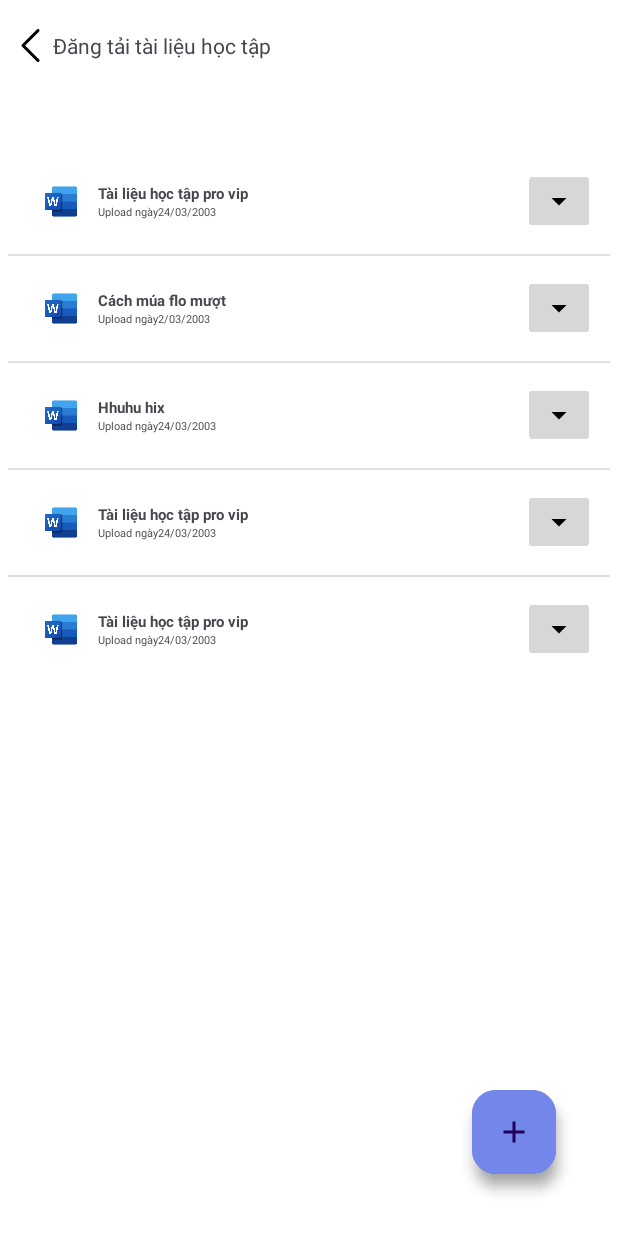
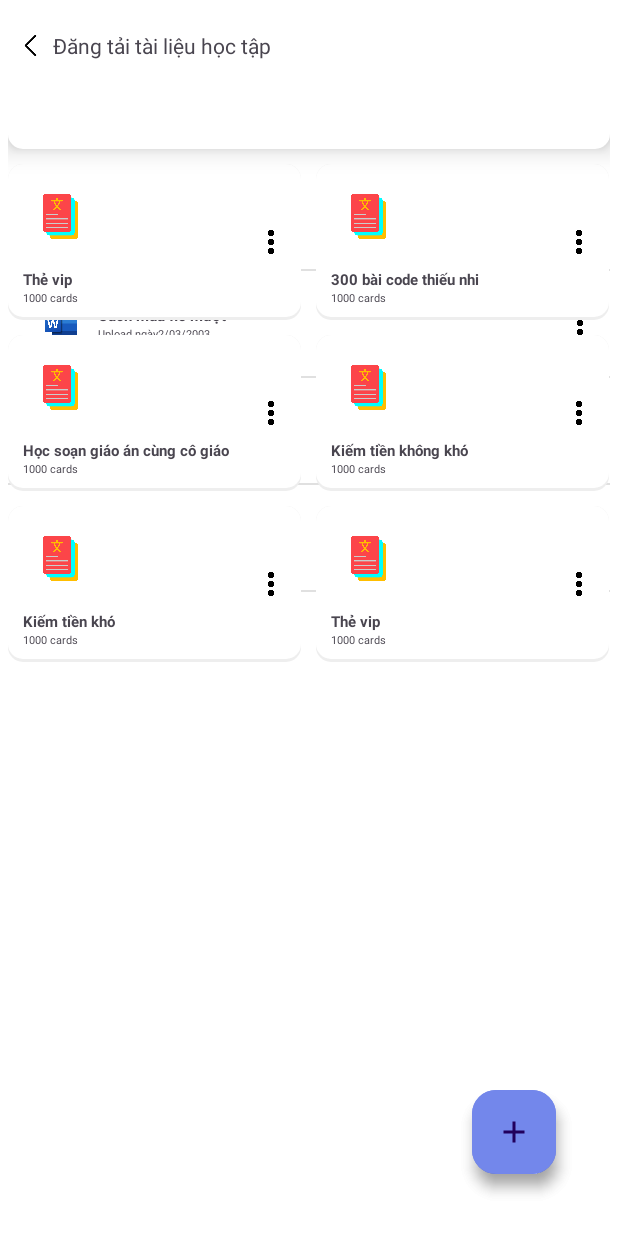
Before and after one commit to ThienGB/AppMobileEduSuport, an Android app: the DangTaiTaiLieuActivity screen opened directly, with no data from a screen before it, after a tap on "Toán học", on a phone screen of 412 x 824 dp. Shown: the top 1233 px of the screen. Run offline under Robolectric (Android 15) with nearby library versions, the phone set to English and light mode, and no system bars.

Commit message:
Them giao diện tab2 flashcard

```diff
--- a/EduSuport/app/src/main/java/com/example/edusuport/activity/DangTaiTaiLieuActivity.java
+++ b/EduSuport/app/src/main/java/com/example/edusuport/activity/DangTaiTaiLieuActivity.java
@@ -30,12 +30,12 @@ public class DangTaiTaiLieuActivity extends AppCompatActivity {
 
         LayoutInflater inflater= (LayoutInflater) getSystemService(LAYOUT_INFLATER_SERVICE);
         ArrayList<MonHoc> list=new ArrayList<MonHoc>();
-        list.add(new MonHoc( 1,"Toán học"));
-        list.add(new MonHoc( 2,"Lý học"));
-        list.add(new MonHoc( 3,"Hóa học"));
-        list.add(new MonHoc( 4,"Toán học"));
-        list.add(new MonHoc( 5,"Lý học"));
-        list.add(new MonHoc( 6,"Hóa học"));
+        list.add(new MonHoc( "1","Toán học"));
+        list.add(new MonHoc( "2","Lý học"));
+        list.add(new MonHoc( "3","Hóa học"));
+        list.add(new MonHoc( "4","Toán học"));
+        list.add(new MonHoc( "5","Lý học"));
+        list.add(new MonHoc( "6","Hóa học"));
 
 
 
--- a/EduSuport/app/src/main/java/com/example/edusuport/activity/DangTaiTaiLieu_MonActivity.java
+++ b/EduSuport/app/src/main/java/com/example/edusuport/activity/DangTaiTaiLieu_MonActivity.java
@@ -17,8 +17,10 @@ import android.widget.Toast;
 
 import com.example.edusuport.R;
 import com.example.edusuport.adapter.MonHocAdapter;
+import com.example.edusuport.adapter.NhomTheAdapter;
 import com.example.edusuport.adapter.TaiLieuHocTapAdapter;
 import com.example.edusuport.model.MonHoc;
+import com.example.edusuport.model.NhomThe;
 import com.example.edusuport.model.TaiLieuHocTap;
 
 import java.util.ArrayList;
@@ -26,15 +28,17 @@ import java.util.ArrayList;
 public class DangTaiTaiLieu_MonActivity extends AppCompatActivity {
 
     ListView lvFile;
+    GridView gdCard;
     ImageButton imgBack;
     TaiLieuHocTapAdapter taiLieuHocTapAdapter;
+    NhomTheAdapter nhomTheAdapter;
     @Override
     protected void onCreate(Bundle savedInstanceState) {
         super.onCreate(savedInstanceState);
         setContentView(R.layout.activity_dang_tai_tai_lieu_mon);
         loadTabs();
-        doFormWidgets();
-
+        doFormWidgetsFile();
+        doFormWidgetsFlasCard();
         imgBack=(ImageButton) findViewById(R.id.back_TaiLieuMain);
         imgBack.setOnClickListener(new View.OnClickListener() {
             @Override
@@ -72,7 +76,7 @@ public class DangTaiTaiLieu_MonActivity extends AppCompatActivity {
             }
         });
     }
-    public void doFormWidgets()
+    public void doFormWidgetsFile()
     {
         lvFile=(ListView) findViewById(R.id.lv_fileTaiLieu);
         ArrayList<TaiLieuHocTap> list=new ArrayList<TaiLieuHocTap>();
@@ -87,4 +91,21 @@ public class DangTaiTaiLieu_MonActivity extends AppCompatActivity {
         lvFile.setAdapter(taiLieuHocTapAdapter);
 
     }
+    public void doFormWidgetsFlasCard()
+    {
+        gdCard=(GridView) findViewById(R.id.grid_flashcard);
+        ArrayList<NhomThe> list=new ArrayList<NhomThe>();
+        list.add(new NhomThe( "1","Thẻ vip","2"));
+        list.add(new NhomThe( "2","300 bài code thiếu nhi","2"));
+        list.add(new NhomThe( "3","Học soạn giáo án cùng cô giáo","2"));
+        list.add(new NhomThe( "4","Kiếm tiền không khó","2"));
+        list.add(new NhomThe( "5","Kiếm tiền khó","2"));
+        list.add(new NhomThe( "6","Thẻ vip","2"));
+
+
+
+        nhomTheAdapter = new NhomTheAdapter(DangTaiTaiLieu_MonActivity.this,R.layout.item_tab_flashcard, list );
+        gdCard.setAdapter(nhomTheAdapter);
+
+    }
 }
--- /dev/null
+++ b/EduSuport/app/src/main/java/com/example/edusuport/adapter/NhomTheAdapter.java
@@ -0,0 +1,78 @@
+package com.example.edusuport.adapter;
+
+import android.app.Activity;
+import android.app.AlertDialog;
+import android.content.Context;
+import android.content.DialogInterface;
+import android.view.LayoutInflater;
+import android.view.View;
+import android.view.ViewGroup;
+import android.widget.ArrayAdapter;
+import android.widget.ImageButton;
+import android.widget.TextView;
+import android.widget.Toast;
+
+import androidx.annotation.NonNull;
+
+import com.example.edusuport.R;
+import com.example.edusuport.model.NhomThe;
+import com.example.edusuport.model.TaiLieuHocTap;
+import com.example.edusuport.model.TheLat;
+
+import java.util.ArrayList;
+
+public class NhomTheAdapter extends ArrayAdapter {
+    Activity context;
+    private Context mContext;
+    int resource;
+    ArrayList<NhomThe> List= new ArrayList<NhomThe>();
+
+    public NhomTheAdapter(Context context, int resource, ArrayList<NhomThe> list) {
+        super(context, resource, list);
+        List = list;
+        mContext = context;
+    }
+
+    @NonNull
+    @Override
+    public View getView(int position, View convertView, ViewGroup parent) {
+        View customView= convertView;
+        LayoutInflater inflater = (LayoutInflater) getContext().getSystemService(Context.LAYOUT_INFLATER_SERVICE);
+        customView = inflater.inflate(R.layout.item_tab_flashcard, null);
+        //  ImageView imgHinh = (ImageView)  customView.findViewById(R.id.imgHinh);
+        TextView txtTen =(TextView) customView.findViewById(R.id.nameNhomThe);
+        TextView txtsoluong =(TextView) customView.findViewById(R.id.soluongThe);
+        txtTen.setText(List.get(position).getTenNhomThe());
+        txtsoluong.setText("1000 cards");
+
+
+        ImageButton btn= customView.findViewById(R.id.btn_moreOptFlashCard);
+        btn.setOnClickListener(new View.OnClickListener() {
+            @Override
+            public void onClick(View v) {
+                showPopUpDialog();
+            }
+        });
+        return customView;
+    }
+    private void showPopUpDialog() {
+        AlertDialog.Builder builder = new AlertDialog.Builder(mContext);
+        builder.setTitle("Chọn lựa");
+
+        // Thêm các lựa chọn vào danh sách
+        String[] options = {"Lựa chọn 1", "Lựa chọn 2", "Lựa chọn 3"};
+        builder.setItems(options, new DialogInterface.OnClickListener() {
+            @Override
+            public void onClick(DialogInterface dialog, int which) {
+                // Xử lý khi một lựa chọn được chọn
+                String selectedOption = options[which];
+                Toast.makeText(mContext, "Bạn đã chọn: " + selectedOption, Toast.LENGTH_SHORT).show();
+            }
+        });
+
+        // Hiển thị AlertDialog
+        builder.create().show();
+    }
+
+
+}
--- /dev/null
+++ b/EduSuport/app/src/main/java/com/example/edusuport/adapter/TheLatAdapter.java
@@ -0,0 +1,4 @@
+package com.example.edusuport.adapter;
+
+public class TheLatAdapter {
+}
--- a/EduSuport/app/src/main/java/com/example/edusuport/model/MonHoc.java
+++ b/EduSuport/app/src/main/java/com/example/edusuport/model/MonHoc.java
@@ -1,18 +1,18 @@
 package com.example.edusuport.model;
 
 public class MonHoc {
-    private int idMon;
+    private String idMon;
     private String tenMon;
-    public MonHoc(int idMon, String tenMon) {
+    public MonHoc(String idMon, String tenMon) {
         this.idMon = idMon;
         this.tenMon = tenMon;
     }
 
-    public int getIdMon() {
+    public String getIdMon() {
         return idMon;
     }
 
-    public void setIdMon(int idMon) {
+    public void setIdMon(String idMon) {
         this.idMon = idMon;
     }
 
--- /dev/null
+++ b/EduSuport/app/src/main/java/com/example/edusuport/model/NhomThe.java
@@ -0,0 +1,37 @@
+package com.example.edusuport.model;
+
+public class NhomThe {
+    private String idNhomThe;
+    private String tenNhomThe;
+    private String idMon;
+
+    public NhomThe(String idNhomThe, String tenNhomThe, String idMon) {
+        this.idNhomThe = idNhomThe;
+        this.tenNhomThe = tenNhomThe;
+        this.idMon = idMon;
+    }
+
+    public String getIdNhomThe() {
+        return idNhomThe;
+    }
+
+    public void setIdNhomThe(String idNhomThe) {
+        this.idNhomThe = idNhomThe;
+    }
+
+    public String getTenNhomThe() {
+        return tenNhomThe;
+    }
+
+    public void setTenNhomThe(String tenNhomThe) {
+        this.tenNhomThe = tenNhomThe;
+    }
+
+    public String getIdMon() {
+        return idMon;
+    }
+
+    public void setIdMon(String idMon) {
+        this.idMon = idMon;
+    }
+}
--- a/EduSuport/app/src/main/java/com/example/edusuport/model/TaiLieuHocTap.java
+++ b/EduSuport/app/src/main/java/com/example/edusuport/model/TaiLieuHocTap.java
@@ -4,13 +4,13 @@ import java.sql.Blob;
 import java.sql.Date;
 
 public class TaiLieuHocTap {
-    private int idTaiLieu;
+    private String idTaiLieu;
     private int mon;
     private String tenTaiLieu;
     private Blob noiDung;
     private String thoiGian;
 
-    public TaiLieuHocTap(int idTaiLieu, int mon, String tenTaiLieu, Blob noiDung, String thoiGian) {
+    public TaiLieuHocTap(String idTaiLieu, int mon, String tenTaiLieu, Blob noiDung, String thoiGian) {
         this.idTaiLieu = idTaiLieu;
         this.mon = mon;
         this.tenTaiLieu = tenTaiLieu;
@@ -24,11 +24,11 @@ public class TaiLieuHocTap {
     }
 
 
-    public int getIdTaiLieu() {
+    public String getIdTaiLieu() {
         return idTaiLieu;
     }
 
-    public void setIdTaiLieu(int idTaiLieu) {
+    public void setIdTaiLieu(String  idTaiLieu) {
         this.idTaiLieu = idTaiLieu;
     }
 
--- a/EduSuport/app/src/main/res/drawable/button_background.xml
+++ b/EduSuport/app/src/main/res/drawable/button_background.xml
@@ -1,5 +1,7 @@
 <shape xmlns:android="http://schemas.android.com/apk/res/android"
     android:shape="rectangle">
     <solid android:color="@color/white" />
-    <corners android:radius="7dp" />
+    <corners android:bottomRightRadius="10dp"
+        android:bottomLeftRadius="10dp" />
+
 </shape>
--- /dev/null
+++ b/EduSuport/app/src/main/res/drawable/flashcard_background.xml
@@ -0,0 +1,24 @@
+<?xml version="1.0" encoding="utf-8"?>
+<layer-list xmlns:android="http://schemas.android.com/apk/res/android">
+    <item>
+        <shape>
+            <gradient
+                android:centerColor="@color/white_low_emp"
+android:endColor="@color/white_low_emp"
+                android:startColor="@color/white_low_emp"
+                />
+            <corners android:radius="10dp" />
+        </shape>
+    </item>
+
+    <!-- main color -->
+    <item android:bottom="2dp">
+        <shape android:shape="rectangle">
+            <solid android:color="@color/white" />
+            <padding
+                android:top="4dp"
+                android:bottom="4dp" />
+            <corners android:radius="10dp" />
+        </shape>
+    </item>
+</layer-list>
--- a/EduSuport/app/src/main/res/layout/activity_dang_tai_tai_lieu_mon.xml
+++ b/EduSuport/app/src/main/res/layout/activity_dang_tai_tai_lieu_mon.xml
@@ -23,6 +23,7 @@
                 android:id="@+id/back_TaiLieuMain"
                 android:layout_width="30dp"
                 android:layout_height="30dp"
+                android:padding="5dp"
                 android:src="@drawable/back_icon"
                 android:scaleType="fitCenter"
                 android:background="@drawable/button_background"
@@ -48,11 +49,13 @@
                     android:id="@android:id/tabs"
                     android:layout_width="match_parent"
                     android:layout_height="34dp"
+                    android:elevation="10dp"
                     android:background="@drawable/button_background"></TabWidget>
 
                 <FrameLayout
                     android:id="@android:id/tabcontent"
                     android:layout_width="match_parent"
+                    android:paddingTop="10dp"
                     android:layout_height="match_parent">
 
                     <RelativeLayout
@@ -85,14 +88,14 @@
                         android:orientation="vertical">
 
                         <GridView
-                            android:id="@+id/grid_monhoc"
+                            android:id="@+id/grid_flashcard"
                             android:layout_width="wrap_content"
                             android:layout_height="wrap_content"
                             android:adjustViewBounds="true"
-                            android:horizontalSpacing="6dp"
+                            android:horizontalSpacing="10dp"
                             android:numColumns="2"
                             android:scrollbars="horizontal"
-                            android:verticalSpacing="6dp"
+                            android:verticalSpacing="10dp"
                             android:clickable="true"/>
                         <com.google.android.material.floatingactionbutton.FloatingActionButton
                             android:layout_width="wrap_content"
--- a/EduSuport/app/src/main/res/layout/icon_tailieu_gv.xml
+++ b/EduSuport/app/src/main/res/layout/icon_tailieu_gv.xml
@@ -5,7 +5,6 @@
     android:padding="5px"
     android:gravity="center"
     android:orientation="vertical"
-
 android:background="@drawable/button_background"
    >
 
--- a/EduSuport/app/src/main/res/layout/item_tab_flashcard.xml
+++ b/EduSuport/app/src/main/res/layout/item_tab_flashcard.xml
@@ -1,8 +1,45 @@
 <?xml version="1.0" encoding="utf-8"?>
-<LinearLayout xmlns:android="http://schemas.android.com/apk/res/android"
+<RelativeLayout xmlns:android="http://schemas.android.com/apk/res/android"
+    android:layout_width="match_parent"
+    android:layout_height="wrap_content"
+    android:padding="10dp"
+    android:background="@drawable/flashcard_background"
+    >
+<LinearLayout
     android:layout_width="wrap_content"
-    android:layout_height="wrap_content"
-    android:orientation="vertical">
+    android:orientation="vertical"
+    android:layout_height="wrap_content">
+    <ImageView
+        android:layout_width="50dp"
+        android:layout_height="50dp"
+        android:padding="10dp"
+        android:layout_marginBottom="10dp"
+        android:src="@drawable/flashcard"
+        />
+    <TextView
+        android:id="@+id/nameNhomThe"
+        android:layout_width="wrap_content"
+        android:layout_height="wrap_content"
+        android:textStyle="bold"
+        android:textSize="10dp"
+        android:text="FlashCard Vip"
+        />
+    <TextView
+        android:id="@+id/soluongThe"
+        android:layout_width="wrap_content"
+        android:layout_height="wrap_content"
+        android:textSize="7dp"
+        android:text="23 cards"/>
+</LinearLayout>
 
+    <ImageButton
+        android:id="@+id/btn_moreOptFlashCard"
+        android:layout_width="20dp"
+        android:layout_height="20dp"
+        android:layout_alignParentRight="true"
+        android:layout_centerInParent="true"
+        android:background="@drawable/button_background"
+        android:scaleType="fitCenter"
+        android:src="@drawable/more3dot" />
 
-</LinearLayout>
+</RelativeLayout>
--- a/EduSuport/app/src/main/res/layout/item_tab_listtailieu.xml
+++ b/EduSuport/app/src/main/res/layout/item_tab_listtailieu.xml
@@ -41,9 +41,11 @@
 
     <ImageButton
         android:id="@+id/btn_moreOptTaiLieuFile"
-        android:layout_width="wrap_content"
-        android:layout_height="wrap_content"
+        android:layout_width="20dp"
+        android:layout_height="20dp"
+        android:scaleType="fitCenter"
+        android:background="@drawable/button_background"
         android:layout_alignParentRight="true"
         android:layout_centerInParent="true"
-        android:src="@drawable/baseline_arrow_drop_down_24" />
+        android:src="@drawable/more3dot" />
 </RelativeLayout>
```
Also changed, not shown: EduSuport/app/src/main/java/com/example/edusuport/activity/MainActivity.java (+6 -6 lines), EduSuport/app/src/main/java/com/example/edusuport/model/TheLat.java (added, +53 -0 lines), EduSuport/app/src/main/res/layout/activity_dang_tai_tai_lieu.xml (+15 -6 lines), EduSuport/app/src/main/res/drawable/flashcard.png (added), EduSuport/app/src/main/res/drawable/more3dot.png (added).
